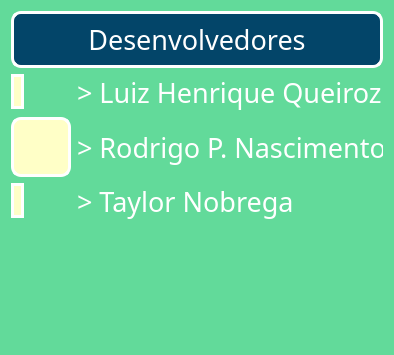
Rodrigo-P-Nascimento/Qt-DRUD, file Projeto 3/Teste_Luiz/ProjetoCont/sobre.ui: the form before one commit.
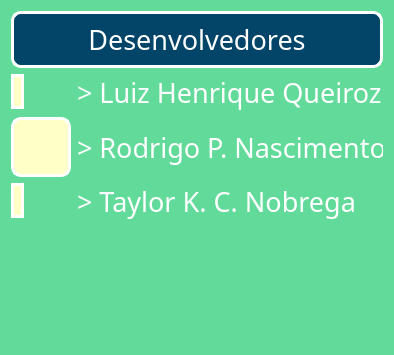
The form after the commit. Icons and pictures are not drawn.

Diff of the .ui file:
```diff
--- a/Projeto 3/Teste_Luiz/ProjetoCont/sobre.ui
+++ b/Projeto 3/Teste_Luiz/ProjetoCont/sobre.ui
@@ -221,7 +221,7 @@
         </font>
        </property>
        <property name="text">
-        <string>&gt; Taylor Nobrega</string>
+        <string>&gt; Taylor K. C. Nobrega</string>
        </property>
       </widget>
      </item>
```
